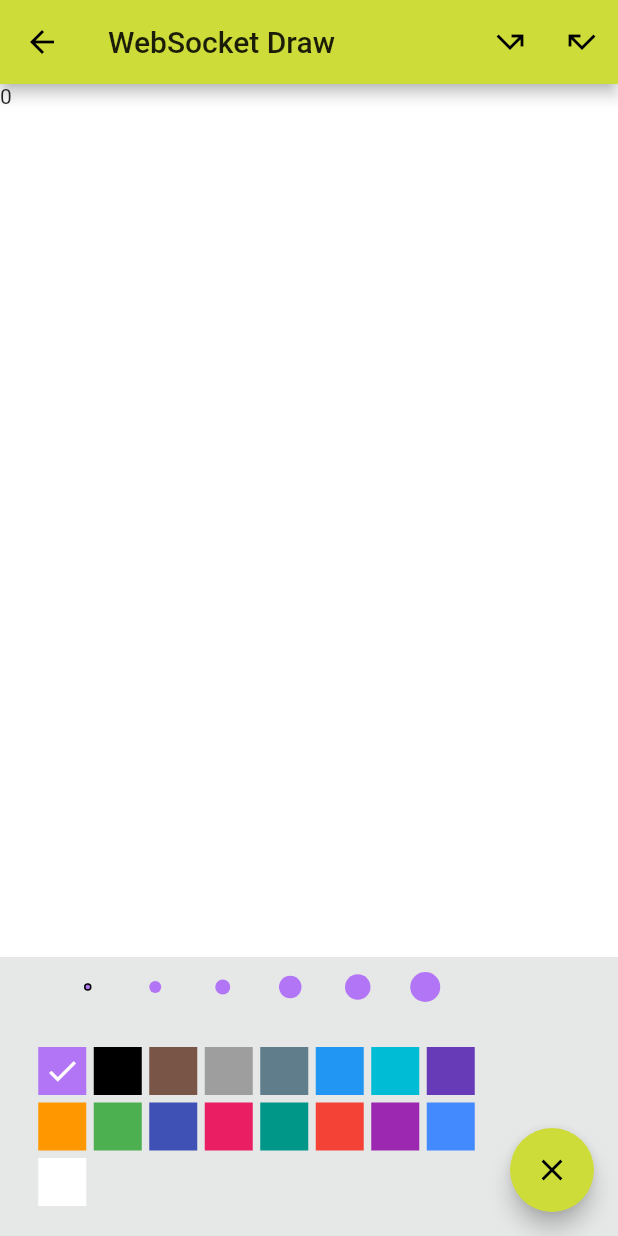
After one commit to maxCodeVector/Photo-Count, a Flutter app: the DrawPage screen opened directly, after a tap on the "clear" icon, on a phone screen of 412 x 824 dp. The commit adds this screen. Run offline on Flutter 3.47's test engine with Material 2 defaults, Android fonts, the phone set to English and light mode, and no system bars; drawn by our look-alikes of oktoast; missing offline and left inert: photo_manager.

Commit message:
add draw page

```diff
--- /dev/null
+++ b/lib/draw/draw_entity.dart
@@ -0,0 +1,10 @@
+import 'package:flutter/widgets.dart';
+
+
+class DrawEntity {
+  Offset offset;
+  String color;
+  double strokeWidth;
+
+  DrawEntity(this.offset, {this.color = "default", this.strokeWidth = 5.0});
+}
--- /dev/null
+++ b/lib/draw/draw_page.dart
@@ -0,0 +1,162 @@
+import 'package:PhotoCount/draw/signature_painter.dart';
+import 'package:flutter/material.dart';
+import 'package:flutter/widgets.dart';
+
+import 'draw_provider.dart';
+
+//绘制布局页面 （ pengzhenkun - 2020.04.30 ）
+class DrawPage extends StatefulWidget {
+  @override
+  _DrawPageState createState() => _DrawPageState();
+}
+
+class _DrawPageState extends State<DrawPage> {
+  DrawProvider _provider = DrawProvider();
+
+  @override
+  void initState() {
+    super.initState();
+  }
+
+  @override
+  Widget build(BuildContext context) {
+    return Scaffold(
+        appBar: AppBar(
+          title: Text("WebSocket Draw"),
+          actions: <Widget>[
+            IconButton(
+              icon: Icon(Icons.call_missed_outgoing),
+              onPressed: () {
+                //撤销一步
+                _provider.undoDate();
+              },
+            ),
+            IconButton(
+              icon: Icon(Icons.call_missed),
+              onPressed: () {
+                //反撤销
+                _provider.reverseUndoDate();
+              },
+            ),
+          ],
+        ),
+        body: _buildBody(),
+        floatingActionButton: FloatingActionButton(
+          onPressed: _provider.clear,
+          tooltip: '',
+          child: Icon(Icons.clear),
+        ));
+  }
+
+  InkWell buildInkWell(DrawProvider drawProvider, double size) {
+    return InkWell(
+      onTap: () {
+        drawProvider.pentSize = size;
+        drawProvider.notifyListeners();
+      },
+      child: Container(
+        width: 40,
+        height: 40,
+        child: Center(
+          child: Container(
+            decoration: new BoxDecoration(
+              color: pintColor[drawProvider.pentColor],
+              //设置四周圆角 角度
+              borderRadius: BorderRadius.all(Radius.circular(size / 2)),
+              //设置四周边框
+              border: drawProvider.pentSize == size
+                  ? Border.all(width: 1, color: Colors.black)
+                  : null,
+            ),
+            width: size,
+            height: size,
+          ),
+        ),
+      ),
+    );
+  }
+
+  Widget _buildBody() {
+    return Container(
+      color: Color(0x18262B33),
+      child: Column(
+        children: <Widget>[
+          Expanded(
+            child: Stack(
+              children: [
+                Container(
+                  color: Colors.white,
+                ),
+                Text(_provider.points.length.toString()),
+                GestureDetector(
+                  //手势探测器，一个特殊的widget，想要给一个widge添加手势，直接用这货包裹起来
+                  onPanUpdate: (DragUpdateDetails details) {
+                    //按下
+                    RenderBox referenceBox = context.findRenderObject();
+                    Offset localPosition =
+                        referenceBox.globalToLocal(details.globalPosition);
+                    _provider.sendDraw(localPosition);
+                  },
+                  onPanEnd: (DragEndDetails details) {
+                    _provider.sendDrawNull();
+                  }, //抬起来
+                ),
+                CustomPaint(painter: SignaturePainter(_provider.pointsList)),
+              ],
+            ),
+          ),
+          Padding(
+            padding: EdgeInsets.only(left: 10, right: 80, bottom: 20),
+            child: Wrap(
+              spacing: 5,
+              runSpacing: 5,
+              crossAxisAlignment: WrapCrossAlignment.center,
+              children: <Widget>[
+                buildInkWell(_provider, 5),
+                buildInkWell(_provider, 8),
+                buildInkWell(_provider, 10),
+                buildInkWell(_provider, 15),
+                buildInkWell(_provider, 17),
+                buildInkWell(_provider, 20),
+              ],
+            ),
+          ),
+          Padding(
+            padding: EdgeInsets.only(left: 10, right: 80, bottom: 20),
+            child: Wrap(
+              spacing: 5,
+              runSpacing: 5,
+              children: pintColor.keys.map((key) {
+                Color value = pintColor[key];
+                return InkWell(
+                  onTap: () {
+//                          setColor(context, key);
+                    _provider.pentColor = key;
+                    _provider.notifyListeners();
+                  },
+                  child: Container(
+                    width: 32,
+                    height: 32,
+                    color: value,
+                    child: _provider.pentColor == key
+                        ? Icon(
+                            Icons.done,
+                            color: Colors.white,
+                          )
+                        : null,
+                  ),
+                );
+              }).toList(),
+            ),
+          )
+        ],
+      ),
+    );
+  }
+
+  @override
+  void dispose() {
+    _provider.dispose();
+    super.dispose();
+  }
+}
--- /dev/null
+++ b/lib/draw/draw_provider.dart
@@ -0,0 +1,97 @@
+import 'dart:convert';
+
+import 'package:flutter/material.dart';
+import 'package:flutter/widgets.dart';
+import 'package:PhotoCount/draw/draw_entity.dart';
+
+
+//可选的画板颜色
+Map<String, Color> pintColor = {
+  'default': Color(0xFFB275F5),
+  'black': Colors.black,
+  'brown': Colors.brown,
+  'gray': Colors.grey,
+  'blueGrey': Colors.blueGrey,
+  'blue': Colors.blue,
+  'cyan': Colors.cyan,
+  'deepPurple': Colors.deepPurple,
+  'orange': Colors.orange,
+  'green': Colors.green,
+  'indigo': Colors.indigo,
+  'pink': Colors.pink,
+  'teal': Colors.teal,
+  'red': Colors.red,
+  'purple': Colors.purple,
+  'blueAccent': Colors.blueAccent,
+  'white': Colors.white,
+};
+
+//数据管理 WebSocket，基础数据，通讯，连接维护等（ pengzhenkun - 2020.04.30 ）
+class DrawProvider with ChangeNotifier {
+  final String _URL = 'ws://10.10.3.55:8080/mini';
+
+  List<List<DrawEntity>> undoPoints = List<List<DrawEntity>>(); // 撤销的数据
+  List<List<DrawEntity>> points = List<List<DrawEntity>>(); // 存储要画的数据
+  List<DrawEntity> pointsList = List<DrawEntity>(); //预处理的数据，避免绘制时处理卡顿
+  String pentColor = "default";//默认颜色
+  double pentSize = 5;//默认字体大小
+
+  //清除数据
+  clear() {
+    //清除数据
+    points.clear();
+    //通知更新
+    setState();
+  }
+
+  //绘制数据
+  sendDraw(Offset localPosition) {
+    if (points.length == 0) {
+      points.add(List<DrawEntity>());
+      points.add(List<DrawEntity>());
+    }
+    //添加绘制
+    points[points.length - 2].add(
+        DrawEntity(localPosition, color: pentColor, strokeWidth: pentSize));
+//    points.add(localPosition);
+    //通知更新
+    setState();
+  }
+
+  //绘制Null数据隔断标识
+  sendDrawNull() {
+    //添加绘制标识
+    points.add(List<DrawEntity>());
+    //通知更新
+    setState();
+  }
+
+  //撤销一条数据
+  undoDate() {
+    //撤销，缓存到撤销容器
+    undoPoints.add(points[points.length - 3]); //添加到撤销的数据里
+    points.removeAt(points.length - 3); //移除数据
+    setState();
+  }
+
+  //反撤销一条数据
+  reverseUndoDate() {
+    List<DrawEntity> ss = undoPoints.removeLast();
+    points.insert(points.length - 2, ss);
+
+    setState();
+  }
+
+  _update() {
+    pointsList = List<DrawEntity>();
+    for (int i = 0; i < points.length - 1; i++) {
+      pointsList.addAll(points[i]);
+      pointsList.add(null);
+    }
+  }
+
+  setState() {
+    _update();
+    notifyListeners();
+  }
+}
--- /dev/null
+++ b/lib/draw/signature_painter.dart
@@ -0,0 +1,36 @@
+import 'package:flutter/material.dart';
+
+import 'draw_entity.dart';
+import 'draw_provider.dart';
+
+
+class SignaturePainter extends CustomPainter {
+  List<DrawEntity> pointsList;
+  Paint pt;
+
+  SignaturePainter(this.pointsList) {
+    pt = Paint() //设置笔的属性
+      ..color = pintColor["default"]
+      ..strokeCap = StrokeCap.round
+      ..isAntiAlias = true
+      ..strokeWidth = 3.0
+      ..style = PaintingStyle.stroke
+      ..strokeJoin = StrokeJoin.bevel;
+  }
+
+  void paint(Canvas canvas, Size size) {
+    for (int i = 0; i < pointsList.length - 1; i++) {
+      //画线
+      if (pointsList[i] != null && pointsList[i + 1] != null) {
+        pt
+          ..color = pintColor[pointsList[i].color]
+          ..strokeWidth = pointsList[i].strokeWidth;
+
+        canvas.drawLine(pointsList[i].offset, pointsList[i + 1].offset, pt);
+      }
+    }
+  }
+
+//是否重绘
+  bool shouldRepaint(SignaturePainter other) => other.pointsList != pointsList;
+}
```
Also changed, not shown: lib/asset_image.dart (+21 -0 lines), lib/image_draw.dart (added, +34 -0 lines), 1 other file.
